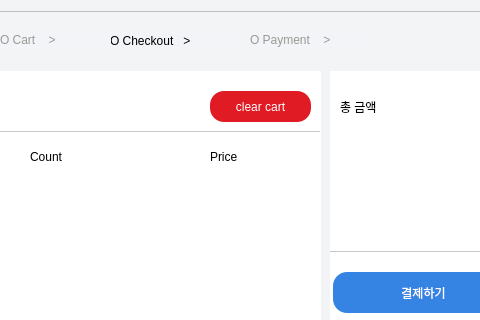
Before: the Qt Designer form QT-Main/pagecart.ui in seojeong1220/QT-CART, drawn with Qt 5; both pictures show x 231 to 711 and y 0 to 320 of the 800 by 480 pixel window.
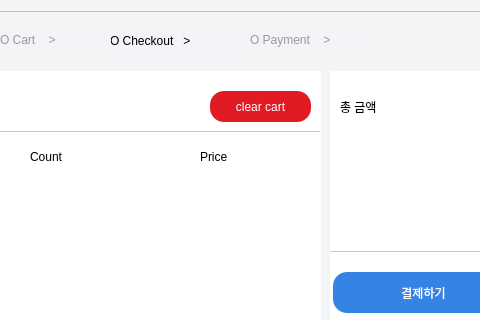
After: the same form once the commit is applied. Icons and pictures are not drawn.

```diff
--- a/QT-Main/pagecart.ui
+++ b/QT-Main/pagecart.ui
@@ -85,7 +85,7 @@
       <widget class="QLabel" name="label_12">
        <property name="geometry">
         <rect>
-         <x>420</x>
+         <x>410</x>
          <y>70</y>
          <width>71</width>
          <height>31</height>
```
